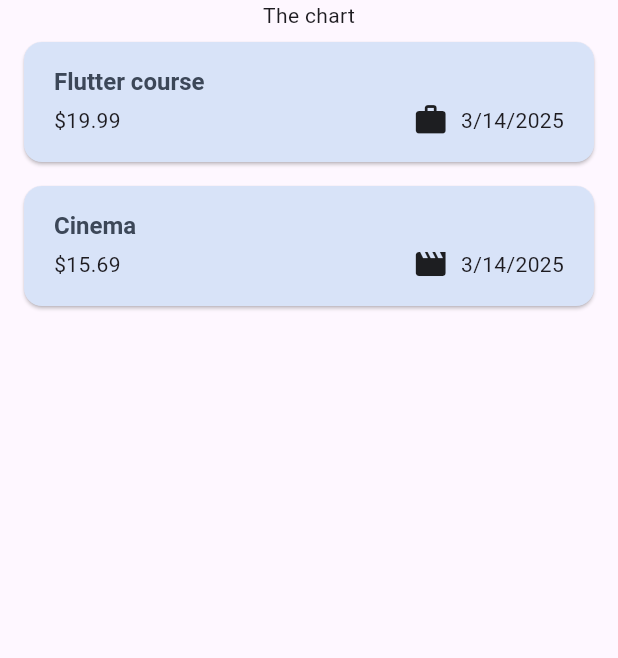
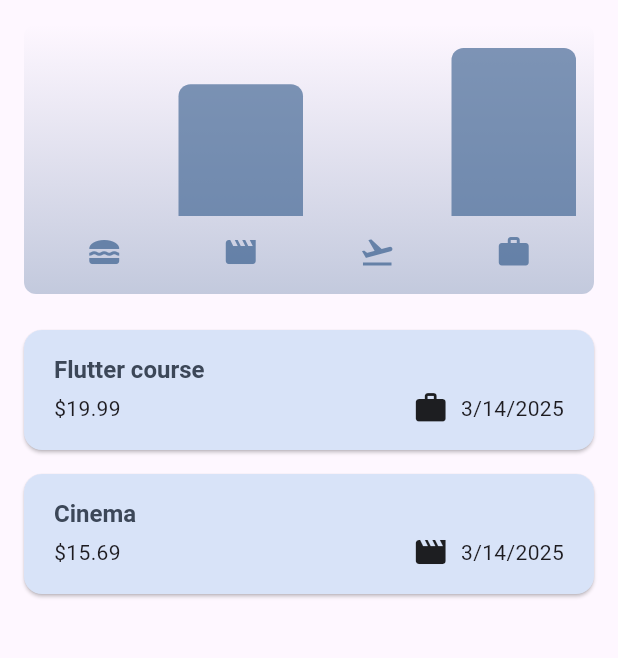
Before and after one commit to Marcusng88/flutter-learn, a Flutter app: the screen it shows after launch, on a phone screen of 412 x 824 dp, the part 84-742 px from its top. Run offline on Flutter 3.47's test engine with Material 3 defaults, Android fonts, the phone set to English and light mode, and no system bars; our stand-ins replace google_fonts.

Commit message:
added chart widget

```diff
--- a/app3_expense_tracker/lib/models/expense.dart
+++ b/app3_expense_tracker/lib/models/expense.dart
@@ -7,27 +7,53 @@ final formatter = DateFormat.yMd();
 const uuid = Uuid();
 
 enum Category { food, travel, leisure, work }
+
 const categoryIcons = {
   Category.food: Icons.lunch_dining,
-  Category.travel : Icons.flight_takeoff,
-  Category.leisure : Icons.movie,
-  Category.work : Icons.work,
+  Category.travel: Icons.flight_takeoff,
+  Category.leisure: Icons.movie,
+  Category.work: Icons.work,
 };
 
 class Expense {
-  Expense({
-    required this.title,
-    required this.amount,
-    required this.date ,
-    required this.category
-    }) : id = uuid.v4();
+  Expense(
+      {required this.title,
+      required this.amount,
+      required this.date,
+      required this.category})
+      : id = uuid.v4();
   final String id;
   final String title;
   final double amount;
   final DateTime date;
   final Category category;
 
-  String get formattedDate{
+  String get formattedDate {
     return formatter.format(date);
   }
 }
+
+class ExpenseBucket {
+  const ExpenseBucket({
+    required this.category,
+    required this.expenses,
+  });
+
+  ExpenseBucket.forCategory(List<Expense> allExpenses, this.category)
+      : expenses = allExpenses
+            .where((expense) => expense.category == category)
+            .toList();
+
+  final Category category;
+  final List<Expense> expenses;
+
+  double get totalExpenses {
+    double sum = 0;
+
+    for (final expense in expenses) {
+      sum += expense.amount;
+    }
+
+    return sum;
+  }
+}
--- /dev/null
+++ b/app3_expense_tracker/lib/widgets/chart/chart.dart
@@ -0,0 +1,95 @@
+import 'package:app3_expense_tracker/models/expense.dart';
+import 'package:app3_expense_tracker/widgets/chart/chart_bar.dart';
+import 'package:flutter/material.dart';
+
+
+class Chart extends StatelessWidget {
+  const Chart({super.key, required this.expenses});
+
+  final List<Expense> expenses;
+
+  List<ExpenseBucket> get buckets {
+    return [
+      ExpenseBucket.forCategory(expenses, Category.food),
+      ExpenseBucket.forCategory(expenses, Category.leisure),
+      ExpenseBucket.forCategory(expenses, Category.travel),
+      ExpenseBucket.forCategory(expenses, Category.work),
+    ];
+  }
+
+  double get maxTotalExpense {
+    double maxTotalExpense = 0;
+
+    for (final bucket in buckets) {
+      if (bucket.totalExpenses > maxTotalExpense) {
+        maxTotalExpense = bucket.totalExpenses;
+      }
+    }
+
+    return maxTotalExpense;
+  }
+
+  @override
+  Widget build(BuildContext context) {
+    final isDarkMode =
+        MediaQuery.of(context).platformBrightness == Brightness.dark;
+    return Container(
+      margin: const EdgeInsets.all(16),
+      padding: const EdgeInsets.symmetric(
+        vertical: 16,
+        horizontal: 8,
+      ),
+      width: double.infinity,
+      height: 180,
+      decoration: BoxDecoration(
+        borderRadius: BorderRadius.circular(8),
+        gradient: LinearGradient(
+          colors: [
+            Theme.of(context).colorScheme.primary.withValues(alpha:  0.3),
+            Theme.of(context).colorScheme.primary.withValues(alpha:  0.0)
+          ],
+          begin: Alignment.bottomCenter,
+          end: Alignment.topCenter,
+        ),
+      ),
+      child: Column(
+        children: [
+          Expanded(
+            child: Row(
+              crossAxisAlignment: CrossAxisAlignment.end,
+              children: [
+                for (final bucket in buckets) // alternative to map()
+                  ChartBar(
+                    fill: bucket.totalExpenses == 0
+                        ? 0
+                        : bucket.totalExpenses / maxTotalExpense,
+                  )
+              ],
+            ),
+          ),
+          const SizedBox(height: 12),
+          Row(
+            children: buckets
+                .map(
+                  (bucket) => Expanded(
+                    child: Padding(
+                      padding: const EdgeInsets.symmetric(horizontal: 4),
+                      child: Icon(
+                        categoryIcons[bucket.category],
+                        color: isDarkMode
+                            ? Theme.of(context).colorScheme.secondary
+                            : Theme.of(context)
+                                .colorScheme
+                                .primary
+                                .withValues(alpha:  0.7),
+                      ),
+                    ),
+                  ),
+                )
+                .toList(),
+          )
+        ],
+      ),
+    );
+  }
+}
--- /dev/null
+++ b/app3_expense_tracker/lib/widgets/chart/chart_bar.dart
@@ -0,0 +1,34 @@
+import 'package:flutter/material.dart';
+
+class ChartBar extends StatelessWidget {
+  const ChartBar({
+    super.key,
+    required this.fill,
+  });
+
+  final double fill;
+
+  @override
+  Widget build(BuildContext context) {
+    final isDarkMode =
+        MediaQuery.of(context).platformBrightness == Brightness.dark;
+    return Expanded(
+      child: Padding(
+        padding: const EdgeInsets.symmetric(horizontal: 4),
+        child: FractionallySizedBox(
+          heightFactor: fill,
+          child: DecoratedBox(
+            decoration: BoxDecoration(
+              shape: BoxShape.rectangle,
+              borderRadius:
+                  const BorderRadius.vertical(top: Radius.circular(8)),
+              color: isDarkMode
+                  ? Theme.of(context).colorScheme.secondary
+                  : Theme.of(context).colorScheme.primary.withValues(alpha: 0.65),
+            ),
+          ),
+        ),
+      ),
+    );
+  }
+}
--- a/app3_expense_tracker/lib/widgets/expenses.dart
+++ b/app3_expense_tracker/lib/widgets/expenses.dart
@@ -1,3 +1,4 @@
+import 'package:app3_expense_tracker/widgets/chart/chart.dart';
 import 'package:app3_expense_tracker/widgets/new_expense.dart';
 
 import 'expenses_list/expenses_list.dart';
@@ -84,7 +85,10 @@ class _ExpensesState extends State<Expenses> {
         ],
       ),
       body: Column(
-        children: [const Text('The chart'), Expanded(child: mainContent)],
+        children: [
+          Chart(expenses: _registeredExpenses),
+          Expanded(child: mainContent),
+        ],
       ),
     );
   }
```
